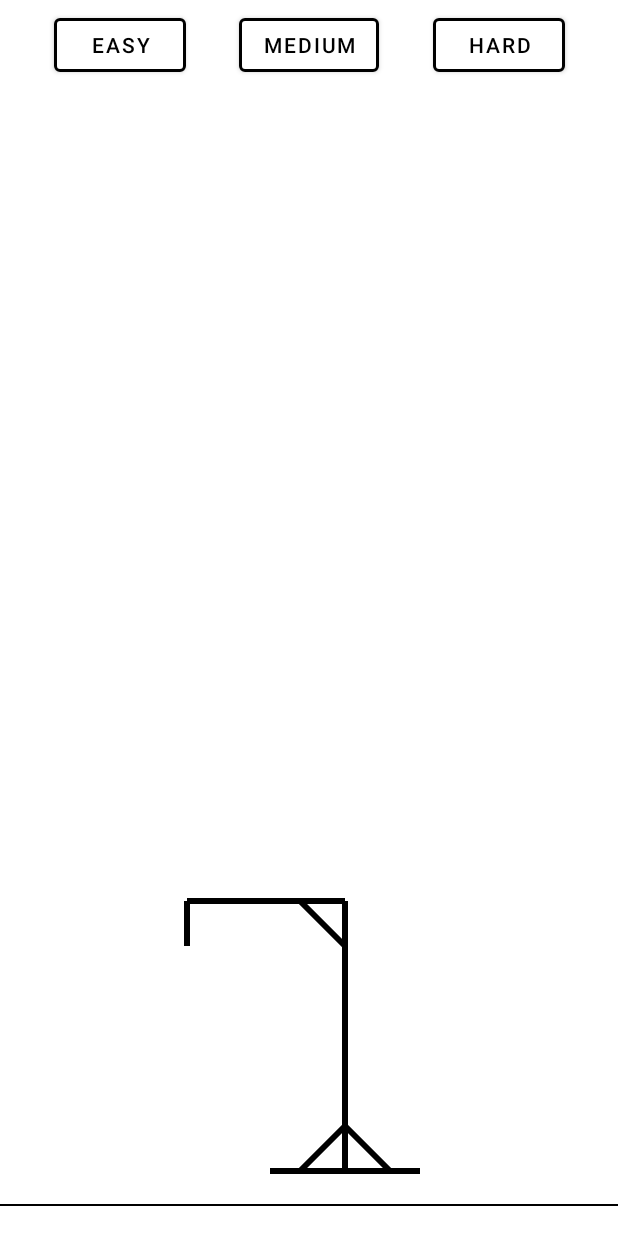
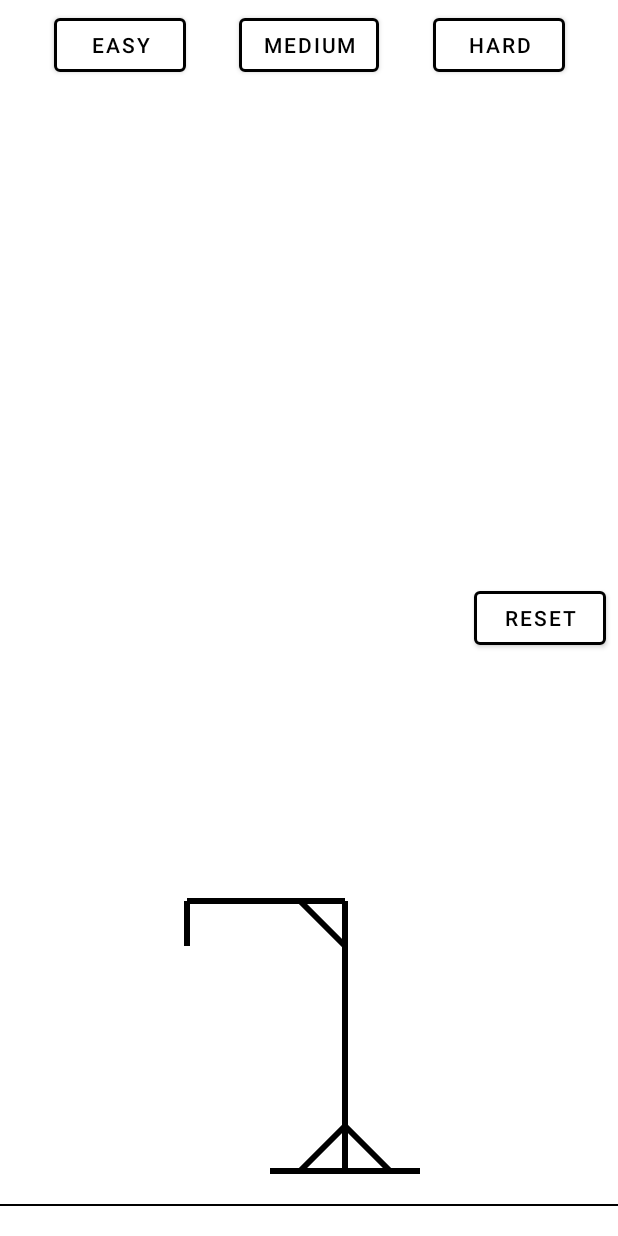
Before and after one commit to technexx/Hangman, an Android app: the layout activity_main.xml on its own in the app's theme, with its tools: preview values and no code run, on a phone screen of 412 x 824 dp. Run offline under Robolectric (Android 15) with nearby library versions, the phone set to English and light mode, and no system bars.

Commit message:
end games + reset works

```diff
--- a/app/src/main/java/game/of/hangman/BoardCanvas.java
+++ b/app/src/main/java/game/of/hangman/BoardCanvas.java
@@ -80,6 +80,10 @@ public class BoardCanvas extends View {
         } else {
             mGameOver.onGameEnded(false);
         }
+    }
+
+    public void resetGallows() {
+        mGallowsProgress = 0;
     }
 
     public BoardCanvas(Context context, @Nullable AttributeSet attrs) {
--- a/app/src/main/res/layout/activity_main.xml
+++ b/app/src/main/res/layout/activity_main.xml
@@ -13,8 +13,8 @@
         app:layout_constraintTop_toTopOf="parent"
         app:layout_constraintStart_toStartOf="parent"
         app:layout_constraintEnd_toEndOf="parent"
-        android:layout_marginTop="12dp"
-        android:textSize="24sp">
+        android:layout_marginTop="24dp"
+        android:textSize="30sp">
     </TextView>
 
     <com.google.android.material.button.MaterialButton
@@ -65,6 +65,22 @@
         app:rippleColor="@color/light_grey">
     </com.google.android.material.button.MaterialButton>
 
+    <com.google.android.material.button.MaterialButton
+        android:id="@+id/reset_game"
+        android:text="Reset"
+        android:layout_width="wrap_content"
+        android:layout_height="wrap_content"
+        app:layout_constraintTop_toTopOf="parent"
+        app:layout_constraintBottom_toBottomOf="parent"
+        app:layout_constraintEnd_toEndOf="parent"
+        android:layout_marginEnd="8dp"
+        app:strokeWidth="2dp"
+        app:strokeColor="@color/black"
+        android:backgroundTint="@color/white"
+        android:textColor="@color/black"
+        app:rippleColor="@color/light_grey">
+    </com.google.android.material.button.MaterialButton>
+
     <game.of.hangman.BoardCanvas
         android:id="@+id/board_canvas"
         android:layout_width="wrap_content"
```
Also changed, not shown: app/src/main/java/game/of/hangman/MainActivity.java (+27 -15 lines).
